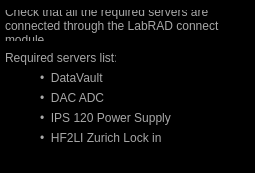
First picture: the form in Scanner GUI/ApproachModule/requiredServers.ui, repository afylab/nanoSQUID-Scanning-Software, before the edit.
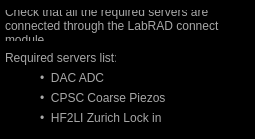
Second picture: the form after the edit.

The edit to the form file:
```diff
--- a/Scanner GUI/ApproachModule/requiredServers.ui
+++ b/Scanner GUI/ApproachModule/requiredServers.ui
@@ -7,7 +7,7 @@
     <x>0</x>
     <y>0</y>
     <width>255</width>
-    <height>173</height>
+    <height>139</height>
    </rect>
   </property>
   <property name="windowTitle">
@@ -34,24 +34,6 @@
     <string>Required servers list: </string>
    </property>
   </widget>
-  <widget class="QLabel" name="label_2">
-   <property name="geometry">
-    <rect>
-     <x>40</x>
-     <y>70</y>
-     <width>111</width>
-     <height>16</height>
-    </rect>
-   </property>
-   <property name="styleSheet">
-    <string notr="true">#label_2{
-color: rgb(168,168,168)
-}</string>
-   </property>
-   <property name="text">
-    <string>•  DataVault</string>
-   </property>
-  </widget>
   <widget class="QLabel" name="label_3">
    <property name="geometry">
     <rect>
@@ -77,7 +59,7 @@
    <property name="geometry">
     <rect>
      <x>40</x>
-     <y>110</y>
+     <y>90</y>
      <width>131</width>
      <height>16</height>
     </rect>
@@ -88,14 +70,14 @@
 }</string>
    </property>
    <property name="text">
-    <string>•  IPS 120 Power Supply</string>
+    <string>•  CPSC Coarse Piezos</string>
    </property>
   </widget>
   <widget class="QLabel" name="label_6">
    <property name="geometry">
     <rect>
      <x>40</x>
-     <y>90</y>
+     <y>70</y>
      <width>111</width>
      <height>16</height>
     </rect>
@@ -113,7 +95,7 @@
    <property name="geometry">
     <rect>
      <x>40</x>
-     <y>130</y>
+     <y>110</y>
      <width>131</width>
      <height>16</height>
     </rect>
```
Left out of the diff: 2 changed lines with no effect on the pictures.
